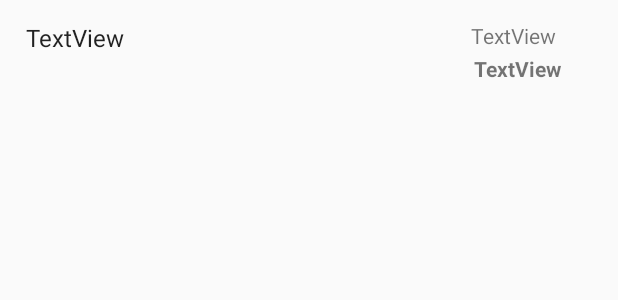
After one commit to sreeteja06/catastropheapp, an Android app: the layout custom_list.xml on its own in the app's theme, with its tools: preview values and no code run, on a phone screen of 412 x 824 dp. The commit adds this screen. Shown: the top 300 px of the screen. Run offline under Robolectric (Android 15) with nearby library versions, the phone set to English and light mode, and no system bars.

Commit message:
added customAdapter to shsow date and sender info in the notice section.

```diff
--- a/app/src/main/java/com/example/sreet/learning/MyPagerAdapter.java
+++ b/app/src/main/java/com/example/sreet/learning/MyPagerAdapter.java
@@ -6,9 +6,7 @@ import android.view.LayoutInflater;
 import android.view.View;
 import android.view.ViewGroup;
 
-/**
- * Created by NgocTri on 11/29/2017.
- */
+
 
 public class MyPagerAdapter extends PagerAdapter {
     private LayoutInflater inflater;
--- a/app/src/main/java/com/example/sreet/learning/firstYearNotices.java
+++ b/app/src/main/java/com/example/sreet/learning/firstYearNotices.java
@@ -152,7 +152,7 @@ public class firstYearNotices extends AppCompatActivity implements AdapterView.O
         });
         Firebase.setAndroidContext(this);
         myfire = new Firebase("https://learning-2b334.firebaseio.com/users/Notices/firstYear");
-        final ArrayAdapter<String> myarrayadapter = new ArrayAdapter<String>(this,android.R.layout.simple_dropdown_item_1line,myarraylist);
+        final ArrayAdapter<String> myarrayadapter = new customListAdapter(this,myarraylist,dateAndTimeList);
         list = (ListView) findViewById(R.id.listview);
         list.setOnItemClickListener(this);
         list.setAdapter(myarrayadapter);
@@ -171,8 +171,6 @@ public class firstYearNotices extends AppCompatActivity implements AdapterView.O
                 Toast.makeText(firstYearNotices.this, "success", Toast.LENGTH_SHORT).show();
             }
         });
-
-
 
 
         myfire.addChildEventListener(new ChildEventListener() {
--- a/app/src/main/java/com/example/sreet/learning/fourthYearNotices.java
+++ b/app/src/main/java/com/example/sreet/learning/fourthYearNotices.java
@@ -155,7 +155,7 @@ public class fourthYearNotices extends AppCompatActivity implements AdapterView.
         });
         Firebase.setAndroidContext(this);
         myfire = new Firebase("https://learning-2b334.firebaseio.com/users/Notices/fourthYear");
-        final ArrayAdapter<String> myarrayadapter = new ArrayAdapter<String>(this,android.R.layout.simple_dropdown_item_1line,myarraylist);
+        final ArrayAdapter<String> myarrayadapter = new customListAdapter(this,myarraylist,dateAndTimeList);
         list = (ListView) findViewById(R.id.listview);
         list.setOnItemClickListener(this);
         list.setAdapter(myarrayadapter);
--- a/app/src/main/java/com/example/sreet/learning/secondYearNotices.java
+++ b/app/src/main/java/com/example/sreet/learning/secondYearNotices.java
@@ -152,7 +152,7 @@ public class secondYearNotices extends AppCompatActivity implements AdapterView.
         });
         Firebase.setAndroidContext(this);
         myfire = new Firebase("https://learning-2b334.firebaseio.com/users/Notices/secondYear");
-        final ArrayAdapter<String> myarrayadapter = new ArrayAdapter<String>(this,android.R.layout.simple_dropdown_item_1line,myarraylist);
+        final ArrayAdapter<String> myarrayadapter = new customListAdapter(this,myarraylist,dateAndTimeList);;
         list = (ListView) findViewById(R.id.listview);
         list.setOnItemClickListener(this);
         list.setAdapter(myarrayadapter);
--- a/app/src/main/java/com/example/sreet/learning/thirdYearNotices.java
+++ b/app/src/main/java/com/example/sreet/learning/thirdYearNotices.java
@@ -152,7 +152,7 @@ public class thirdYearNotices extends AppCompatActivity implements AdapterView.O
         });
         Firebase.setAndroidContext(this);
         myfire = new Firebase("https://learning-2b334.firebaseio.com/users/Notices/thirdYear");
-        final ArrayAdapter<String> myarrayadapter = new ArrayAdapter<String>(this,android.R.layout.simple_dropdown_item_1line,myarraylist);
+        final ArrayAdapter<String> myarrayadapter = new customListAdapter(this,myarraylist,dateAndTimeList);;
         list = (ListView) findViewById(R.id.listview);
         list.setOnItemClickListener(this);
         list.setAdapter(myarrayadapter);
--- /dev/null
+++ b/app/src/main/res/layout/custom_list.xml
@@ -0,0 +1,35 @@
+<?xml version="1.0" encoding="utf-8"?>
+<RelativeLayout xmlns:android="http://schemas.android.com/apk/res/android"
+    android:layout_width="match_parent" android:layout_height="match_parent">
+
+    <TextView
+        android:id="@+id/Descript"
+        android:layout_width="244dp"
+        android:layout_height="41dp"
+        android:layout_alignParentLeft="true"
+        android:layout_alignParentStart="true"
+        android:layout_alignParentTop="true"
+        android:layout_marginLeft="17dp"
+        android:layout_marginStart="17dp"
+        android:layout_marginTop="14dp"
+        android:text="TextView"
+        android:textAppearance="@style/TextAppearance.AppCompat.Body1"
+        android:textSize="16sp" />
+
+    <TextView
+        android:id="@+id/Date"
+        android:layout_width="98dp"
+        android:layout_height="wrap_content"
+        android:layout_alignParentEnd="true"
+        android:layout_alignTop="@+id/Descript"
+        android:text="TextView" />
+
+    <TextView
+        android:id="@+id/userName"
+        android:layout_width="96dp"
+        android:layout_height="wrap_content"
+        android:layout_alignBottom="@+id/Descript"
+        android:layout_alignParentEnd="true"
+        android:text="TextView"
+        android:textStyle="bold" />
+</RelativeLayout>
```
Also changed, not shown: app/src/main/java/com/example/sreet/learning/customListAdapter.java (added, +45 -0 lines).
